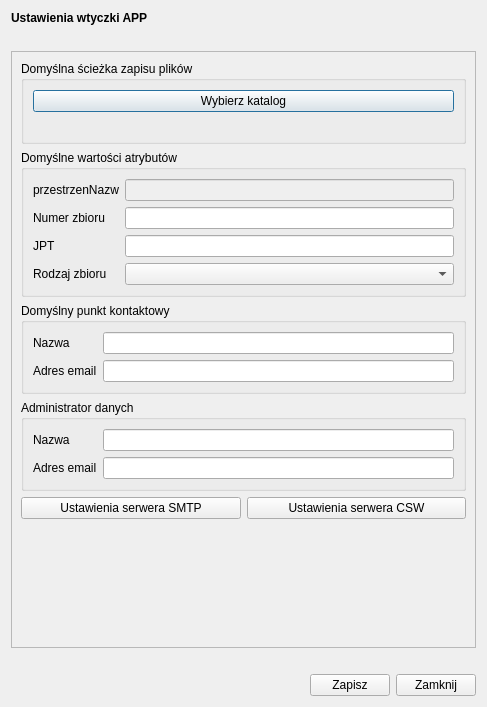
The window that modules/settings/views/ui/ustawienia_dialog_base.ui (envirosolutionspl/wtyczka_qgis_app) describes before a commit, drawn with Qt 5.
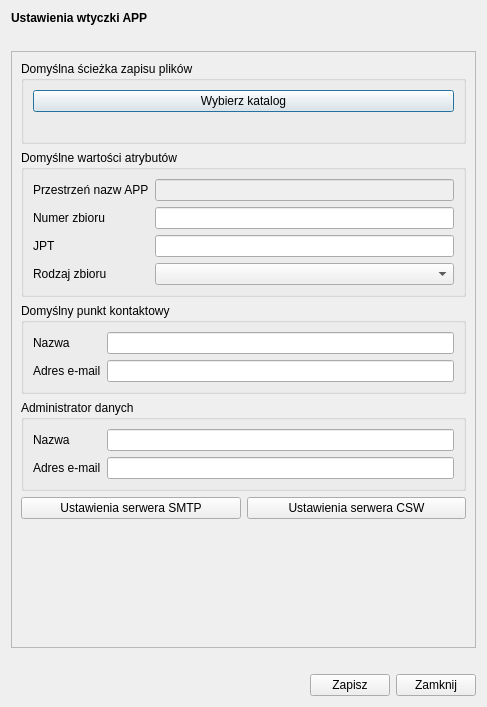
The same window after the commit. Custom widgets are drawn as their Qt base class.

Commit message: Zmiany ustawienia i walidacja przestrzenNazw

```diff
--- a/modules/settings/views/ui/ustawienia_dialog_base.ui
+++ b/modules/settings/views/ui/ustawienia_dialog_base.ui
@@ -127,7 +127,7 @@
                 <item row="0" column="0">
                  <widget class="QLabel" name="przestrzenNazw_lbl">
                   <property name="text">
-                   <string>przestrzenNazw</string>
+                   <string>Przestrzeń nazw APP</string>
                   </property>
                  </widget>
                 </item>
@@ -174,7 +174,7 @@
                 <item row="1" column="0">
                  <widget class="QLabel" name="contactMail_lbl">
                   <property name="text">
-                   <string>Adres email</string>
+                   <string>Adres e-mail</string>
                   </property>
                  </widget>
                 </item>
@@ -215,7 +215,7 @@
                 <item row="1" column="0">
                  <widget class="QLabel" name="adminMail_lbl">
                   <property name="text">
-                   <string>Adres email</string>
+                   <string>Adres e-mail</string>
                   </property>
                  </widget>
                 </item>
```
The commit also changes 1 other file.
